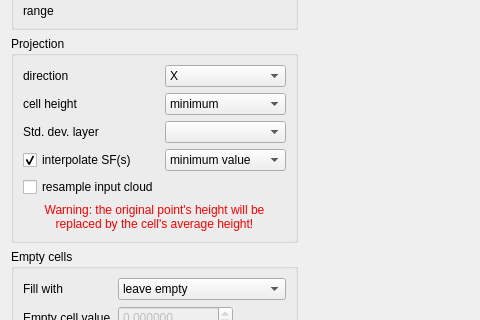
Before: the Qt Designer form qCC/ui_templates/rasterizeDlg.ui in CloudCompare/CloudCompare, drawn with Qt 5; both pictures show x 0 to 480 and y 113 to 433 of the 1024 by 815 pixel window.
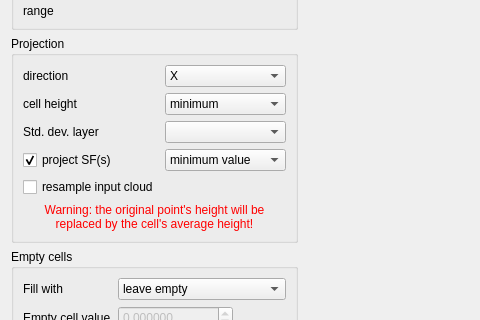
After: the same form once the commit is applied.

The edit to the form file:
```diff
--- a/qCC/ui_templates/rasterizeDlg.ui
+++ b/qCC/ui_templates/rasterizeDlg.ui
@@ -242,7 +242,7 @@
               <string>interpolate SF(s)</string>
              </property>
              <property name="text">
-              <string>interpolate SF(s)</string>
+              <string>project SF(s)</string>
              </property>
              <property name="checked">
               <bool>true</bool>
```
Left out of the diff: 4 changed lines with no effect on the pictures.
